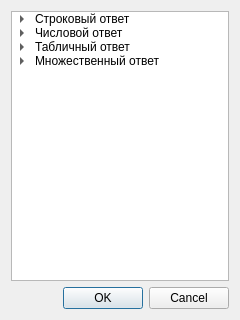
Sigorut/Editor_ex, file select_type_ex.ui: the form before one commit.
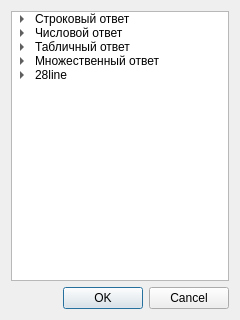
The form after the commit.

Diff of the .ui file:
```diff
--- a/select_type_ex.ui
+++ b/select_type_ex.ui
@@ -79,6 +79,16 @@
        </property>
       </item>
      </item>
+     <item>
+      <property name="text">
+       <string>28line</string>
+      </property>
+      <item>
+       <property name="text">
+        <string>28line</string>
+       </property>
+      </item>
+     </item>
     </widget>
    </item>
    <item row="1" column="0">
```
